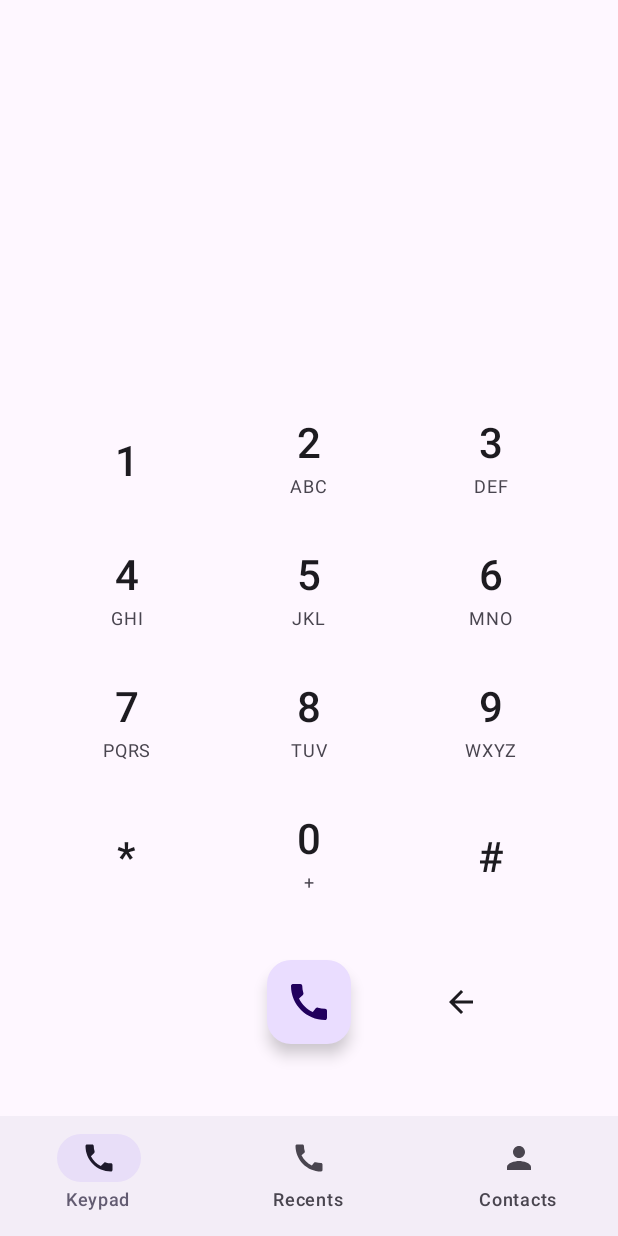
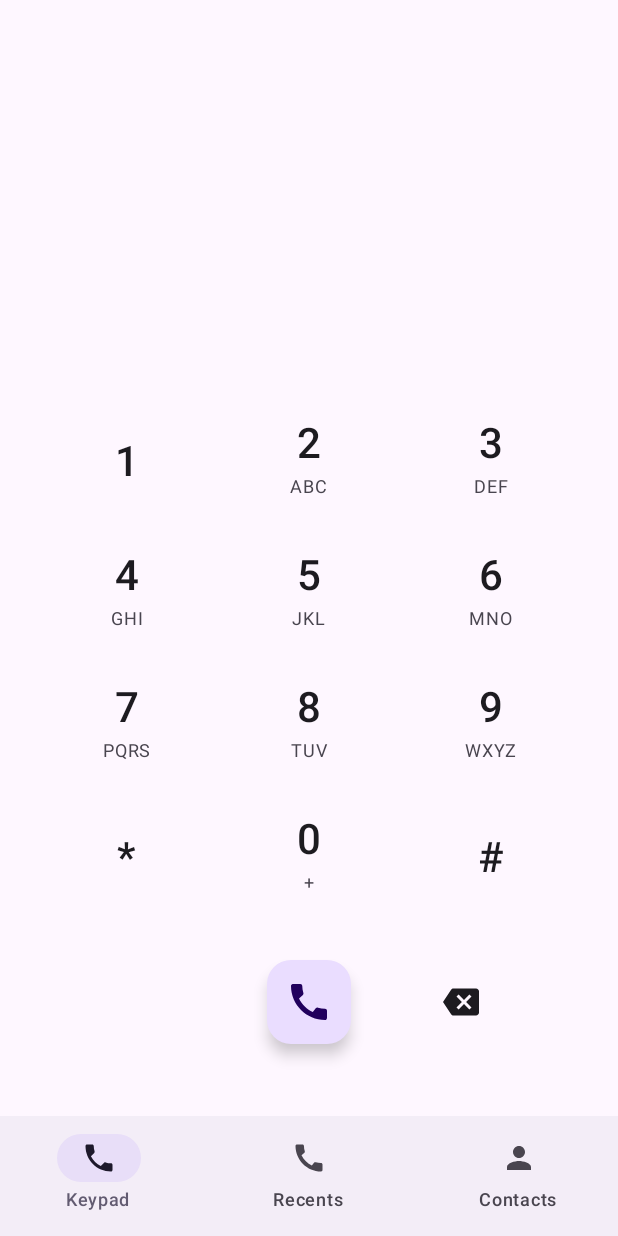
Before and after one commit to aniverse-cloud/Aniverse, an Android app built with Jetpack Compose: the screen it shows after launch (MainActivity), on a phone screen of 412 x 824 dp. Run offline under Robolectric (Android 15) with nearby library versions, the phone set to English and light mode, and no system bars.

Commit message:
feat(ux): update backspace icon in dialer screen
- Changed generic ArrowBack to semantic Backspace icon
- Updated content description from "Backspace" to "Delete last digit" for better accessibility
- Improved mental model matching for dialpad interactions

Co-authored-by: aniverse-cloud <208377934+aniverse-cloud@users.noreply.github.com>

```diff
--- a/AnPhone001/app/src/main/java/com/example/dialer/DialerScreen.kt
+++ b/AnPhone001/app/src/main/java/com/example/dialer/DialerScreen.kt
@@ -10,7 +10,7 @@ import androidx.compose.foundation.lazy.grid.LazyVerticalGrid
 import androidx.compose.foundation.lazy.grid.items
 import androidx.compose.foundation.shape.CircleShape
 import androidx.compose.material.icons.Icons
-import androidx.compose.material.icons.filled.ArrowBack
+import androidx.compose.material.icons.filled.Backspace
 import androidx.compose.material.icons.filled.Call
 import androidx.compose.material3.*
 import androidx.compose.runtime.*
@@ -100,7 +100,7 @@ fun DialerScreen(navController: NavController? = null) {
                 },
                 modifier = Modifier.size(48.dp)
             ) {
-                Icon(Icons.Filled.ArrowBack, contentDescription = "Backspace")
+                Icon(Icons.Filled.Backspace, contentDescription = "Delete last digit")
             }
         }
         Spacer(modifier = Modifier.height(16.dp))
```
